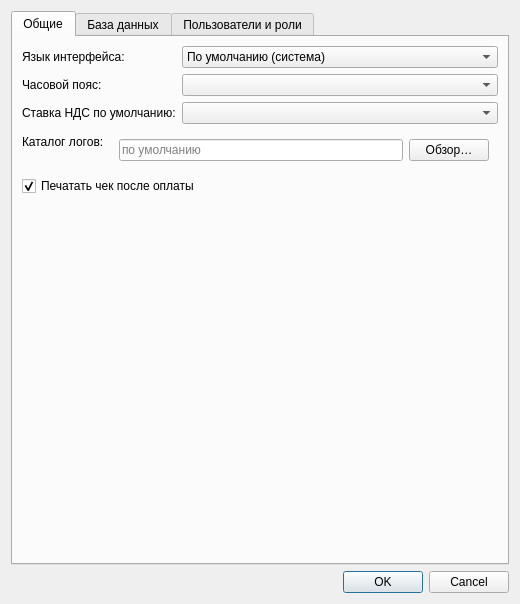
Before: the Qt Designer form ui/settingsdialog.ui in MikhailBersenev/easyPOS, drawn with Qt 5.
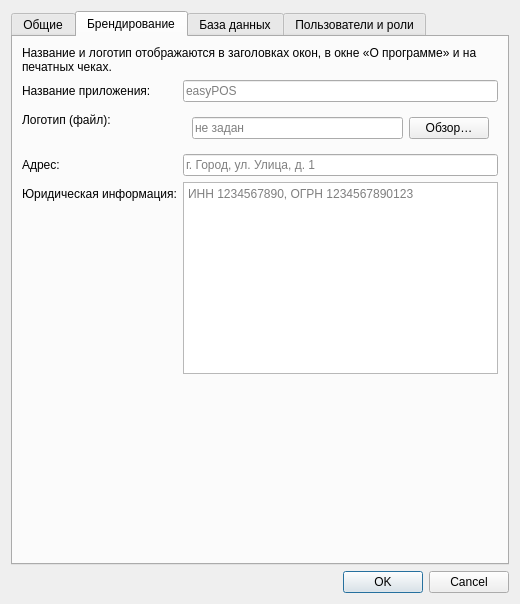
After: the same form once the commit is applied. The open tabs and pages were chosen to show the change.

Commit message:
Add branding features and database integration
- Implemented methods in `EasyPOSCore` for retrieving and saving branding information (app name, logo path, address, legal info).
- Updated UI components across various dialogs and windows to display branding information dynamically.
- Enhanced `SettingsDialog` to allow users to configure branding settings and save them to the database.
- Integrated branding details into PDF exports and check details for improved presentation.
- Added a new branding tab in the settings UI for user-friendly management of branding attributes.

```diff
--- a/ui/settingsdialog.ui
+++ b/ui/settingsdialog.ui
@@ -111,6 +111,16 @@
             </sizepolicy>
            </property>
            <layout class="QHBoxLayout" name="logPathLayout">
+            <item>
+             <widget class="QLabel" name="logPathLabel">
+              <property name="toolTip">
+               <string>Пустой = по умолчанию. При каждом запуске создаётся новый файл (дата, время, хост сервера). Применится после перезапуска.</string>
+              </property>
+              <property name="text">
+               <string>Каталог логов:</string>
+              </property>
+             </widget>
+            </item>
             <item>
              <widget class="QLineEdit" name="logPathEdit">
               <property name="toolTip">
@@ -134,16 +144,6 @@
            </layout>
           </widget>
          </item>
-         <item row="0" column="0">
-          <widget class="QLabel" name="logPathLabel">
-           <property name="toolTip">
-            <string>Пустой = по умолчанию. При каждом запуске создаётся новый файл (дата, время, хост сервера). Применится после перезапуска.</string>
-           </property>
-           <property name="text">
-            <string>Каталог логов:</string>
-           </property>
-          </widget>
-         </item>
         </layout>
        </item>
        <item>
@@ -174,6 +174,118 @@
        </item>
       </layout>
      </widget>
+     <widget class="QWidget" name="brandingTab">
+      <attribute name="title">
+       <string>Брендирование</string>
+      </attribute>
+      <layout class="QVBoxLayout" name="brandingLayout">
+       <item>
+        <widget class="QLabel" name="brandingDescriptionLabel">
+         <property name="text">
+          <string>Название и логотип отображаются в заголовках окон, в окне «О программе» и на печатных чеках.</string>
+         </property>
+         <property name="wordWrap">
+          <bool>true</bool>
+         </property>
+        </widget>
+       </item>
+       <item>
+        <layout class="QFormLayout" name="brandingFormLayout">
+         <item row="0" column="0">
+          <widget class="QLabel" name="brandingAppNameLabel">
+           <property name="text">
+            <string>Название приложения:</string>
+           </property>
+          </widget>
+         </item>
+         <item row="0" column="1">
+          <widget class="QLineEdit" name="brandingAppNameEdit">
+           <property name="placeholderText">
+            <string>easyPOS</string>
+           </property>
+          </widget>
+         </item>
+         <item row="1" column="0">
+          <widget class="QLabel" name="brandingLogoLabel">
+           <property name="toolTip">
+            <string>Путь к изображению (PNG, JPG). Используется как иконка окна и в «О программе».</string>
+           </property>
+           <property name="text">
+            <string>Логотип (файл):</string>
+           </property>
+          </widget>
+         </item>
+         <item row="1" column="1">
+          <widget class="QWidget" name="brandingLogoWidget" native="true">
+           <layout class="QHBoxLayout" name="brandingLogoLayout">
+            <item>
+             <widget class="QLineEdit" name="brandingLogoPathEdit">
+              <property name="placeholderText">
+               <string>не задан</string>
+              </property>
+             </widget>
+            </item>
+            <item>
+             <widget class="QPushButton" name="brandingLogoBrowseButton">
+              <property name="text">
+               <string>Обзор…</string>
+              </property>
+             </widget>
+            </item>
+           </layout>
+          </widget>
+         </item>
+         <item row="2" column="0">
+          <widget class="QLabel" name="brandingAddressLabel">
+           <property name="toolTip">
+            <string>Отображается на печатных чеках и в PDF</string>
+           </property>
+           <property name="text">
+            <string>Адрес:</string>
+           </property>
+          </widget>
+         </item>
+         <item row="2" column="1">
+          <widget class="QLineEdit" name="brandingAddressEdit">
+           <property name="placeholderText">
+            <string>г. Город, ул. Улица, д. 1</string>
+           </property>
+          </widget>
+         </item>
+         <item row="3" column="0">
+          <widget class="QLabel" name="brandingLegalLabel">
+           <property name="toolTip">
+            <string>ИНН, ОГРН, наименование организации — на чеках</string>
+           </property>
+           <property name="text">
+            <string>Юридическая информация:</string>
+           </property>
+          </widget>
+         </item>
+         <item row="3" column="1">
+          <widget class="QPlainTextEdit" name="brandingLegalEdit">
+           <property name="placeholderText">
+            <string>ИНН 1234567890, ОГРН 1234567890123</string>
+           </property>
+          </widget>
+         </item>
+        </layout>
+       </item>
+       <item>
+        <spacer name="brandingSpacer">
+         <property name="orientation">
+          <enum>Qt::Orientation::Vertical</enum>
+         </property>
+         <property name="sizeHint" stdset="0">
+          <size>
+           <width>20</width>
+           <height>40</height>
+          </size>
+         </property>
+        </spacer>
+       </item>
+      </layout>
+     </widget>
      <widget class="QWidget" name="databaseTab">
       <attribute name="title">
        <string>База данных</string>
```
Left out of the diff: 21 changed lines with no effect on the pictures. The commit also changes 12 other files.
